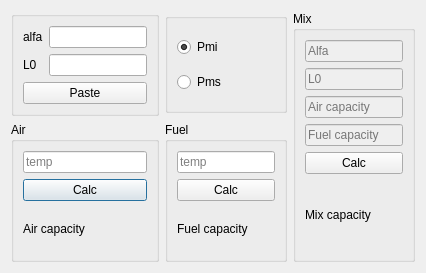
Ismaxis/212QtMay, file 2modules/tempcalc.ui: the form before one commit.
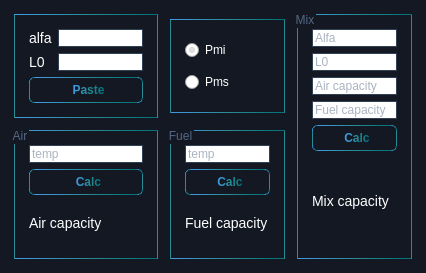
The form after the commit.

Patch:
```diff
--- a/2modules/tempcalc.ui
+++ b/2modules/tempcalc.ui
@@ -13,6 +13,50 @@
   <property name="windowTitle">
    <string>Temp</string>
   </property>
+  <property name="styleSheet">
+   <string notr="true">QDialog{
+	background:#131823;
+}
+
+QLabel{
+	color: #FFF;
+	font-size: 14px;
+}
+QLineEdit{
+	color: #536784;
+	border: 1px solid #324054;
+	font-size: 12px;
+}
+QRadioButton{
+	color: #FFF;
+}
+
+
+QGroupBox{
+	border: 1px solid qlineargradient(spread:pad, x1:0, y1:1, x2:1, y2:1, stop:0 rgba(65, 154, 232, 255), stop:0.5 rgba(41, 139, 147, 255), stop:1 rgba(0, 113, 122, 255));
+	margin: 3px;
+	padding: 5px;
+	color: #536784;
+}
+
+
+QPushButton{
+	background: #131823;
+    border: 1px solid qlineargradient(spread:pad, x1:0, y1:1, x2:1, y2:1, stop:0 rgba(65, 154, 232, 255), stop:0.5 rgba(41, 139, 147, 255), stop:1 rgba(0, 113, 122, 255));
+	border-radius: 5px;
+	padding: 5 px 5px 5px 5px;
+	color: qlineargradient(spread:pad, x1:0, y1:1, x2:1, y2:1, stop:0 rgba(65, 154, 232, 255), stop:0.5 rgba(41, 139, 147, 255), stop:1 rgba(0, 113, 122, 255));
+	font-weight: 800;
+}
+QPushButton:hover {
+    background:qlineargradient(spread:pad, x1:0, y1:1, x2:1, y2:1, stop:0 rgba(65, 154, 232, 255), stop:0.5 rgba(41, 139, 147, 255), stop:1 rgba(0, 113, 122, 255)); 
+	color: #FFF;
+}
+
+QPushButton:pressed {
+    background:#0E1012;
+}   </string>
+  </property>
   <layout class="QGridLayout" name="gridLayout">
    <item row="0" column="1">
     <widget class="QGroupBox" name="groupBox_mode">
```
